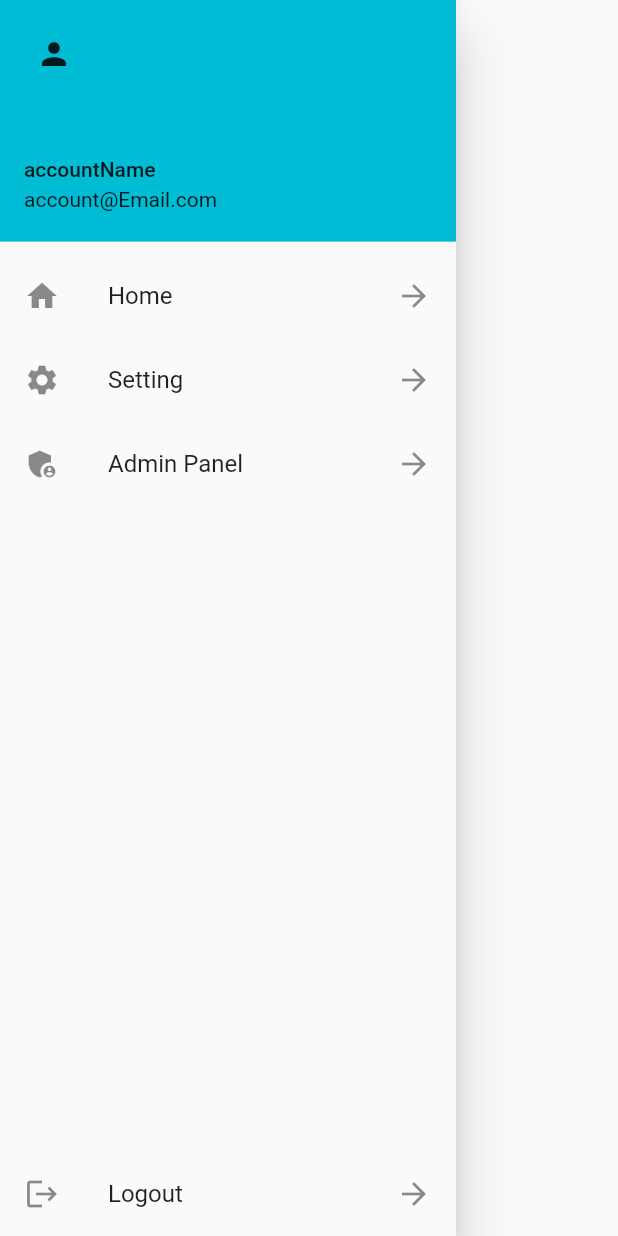
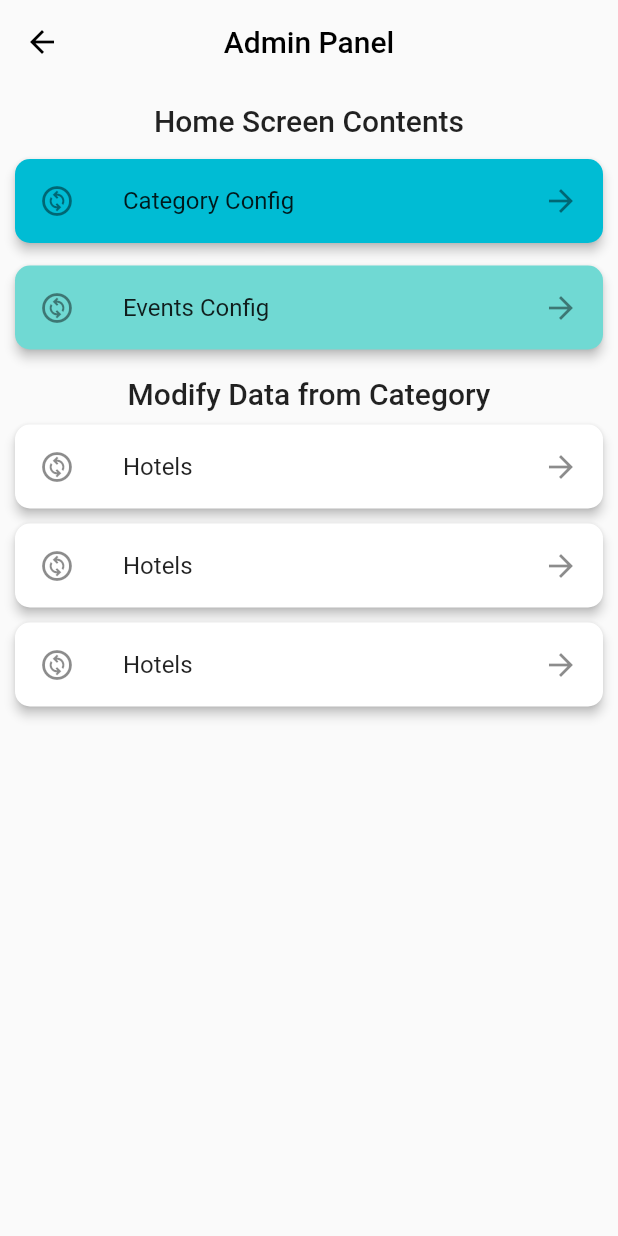
Before and after one commit to chemsou00/Batna_Traveler, a Flutter app: the CustomDrawer widget shown alone on an empty page, opened directly, after a tap on "Admin Panel", on a phone screen of 412 x 824 dp. Run offline on Flutter 3.47's test engine with Material 2 defaults, Android fonts, the phone set to English and light mode, and no system bars; our stand-ins replace dartz, get; network calls fail.

Commit message:
Admin Panel view

```diff
--- a/lib/config/constants/api.dart
+++ b/lib/config/constants/api.dart
@@ -2,13 +2,11 @@
 
 class AppLink{
   static const String server = "http://10.0.2.2/batna_traveler";
-  //static const String server = "http://192.168.1.2/maktabati";
 
   static const String test = "$server/test.php";
 
   // Auth links==============================
   static const String signup = "$server/auth/signup.php";
-  static const String verify = "$server/auth/verifycode.php";
   static const String signIn = "$server/auth/signin.php";
   //forget pass =================================
   static const String resetPassword = "$server/auth/forgetpw/resetpassword.php";
--- a/lib/config/routes/routs.dart
+++ b/lib/config/routes/routs.dart
@@ -1,3 +1,4 @@
+import 'package:batna_traveler/controller/admin/admin_panel_home.dart';
 import 'package:batna_traveler/view/screens/auth/sign_in.dart';
 import 'package:batna_traveler/view/screens/auth/sign_up.dart';
 import 'package:batna_traveler/view/screens/home_screen.dart';
@@ -9,6 +10,7 @@ class AppRouts {
   static const String homeScreen = '/home';
   static const String signInScreen = '/signInScreen';
   static const String signUpScreen = '/signUpScreen';
+  static const String adminPanel = '/adminPanel';
 }
 
 
@@ -17,4 +19,5 @@ List<GetPage<dynamic>>? routes = [
   GetPage(name: AppRouts.homeScreen, page: () => const HomeScreen()),
   GetPage(name: AppRouts.signInScreen, page: () => const SignInScreen()),
   GetPage(name: AppRouts.signUpScreen, page: () => const SignUpScreen()),
+  GetPage(name: AppRouts.adminPanel, page: () => const AdminPanel()),
 ];
--- /dev/null
+++ b/lib/controller/admin/admin_panel_home.dart
@@ -0,0 +1,82 @@
+import 'package:batna_traveler/config/constants/app_colors.dart';
+import 'package:flutter/material.dart';
+
+class AdminPanel extends StatelessWidget {
+  const AdminPanel({Key? key}) : super(key: key);
+
+  @override
+  Widget build(BuildContext context) {
+    return Scaffold(
+      appBar: AppBar(
+        backgroundColor: Colors.transparent,
+        elevation: 0,
+        title: const Text("Admin Panel"),
+        centerTitle: true,
+      ),
+      body: Padding(
+        padding: const EdgeInsets.symmetric(horizontal: 10.0),
+        child: Column(
+          children: [
+            Text(
+              "Home Screen Contents",
+              style:
+                  Theme.of(context).textTheme.titleLarge!.copyWith(height: 2),
+            ),
+            Card(
+              clipBehavior: Clip.antiAlias,
+              elevation: 3,
+              color: Colors.cyan,
+              margin: const EdgeInsets.symmetric(vertical: 10),
+              shape: RoundedRectangleBorder(
+                  borderRadius: BorderRadius.circular(10)),
+              child: ListTile(
+                onTap: () {},
+                title: const Text("Category Config"),
+                leading: const Icon(Icons.change_circle_outlined),
+                trailing: const Icon(Icons.arrow_forward),
+              ),
+            ),
+            Card(
+              clipBehavior: Clip.antiAlias,
+              elevation: 3,
+              color: AppColors.kPrimaryColor,
+              margin: const EdgeInsets.symmetric(vertical: 5),
+              shape: RoundedRectangleBorder(
+                  borderRadius: BorderRadius.circular(10)),
+              child: ListTile(
+                onTap: () {},
+                title: const Text("Events Config"),
+                leading: const Icon(Icons.change_circle_outlined),
+                trailing: const Icon(Icons.arrow_forward),
+              ),
+            ),
+            Text(
+              "Modify Data from Category",
+              style:
+                  Theme.of(context).textTheme.titleLarge!.copyWith(height: 2),
+            ),
+            Flexible(
+                child: ListView.builder(physics: const BouncingScrollPhysics(),
+                  itemCount: 3,
+                    itemBuilder: (context,index)=>
+                        Card(
+                          clipBehavior: Clip.antiAlias,
+                          elevation: 3,
+                          // color: AppColors.kPrimaryColor,
+                          margin: const EdgeInsets.symmetric(vertical: 5),
+                          shape: RoundedRectangleBorder(
+                              borderRadius: BorderRadius.circular(10)),
+                          child: ListTile(
+                            onTap: () {},
+                            title: const Text("Hotels"),
+                            leading: const Icon(Icons.change_circle_outlined),
+                            trailing: const Icon(Icons.arrow_forward),
+                          ),
+                        ),
+                ))
+          ],
+        ),
+      ),
+    );
+  }
+}
--- a/lib/view/components/custom_drawer.dart
+++ b/lib/view/components/custom_drawer.dart
@@ -1,3 +1,4 @@
+import 'package:batna_traveler/config/routes/routs.dart';
 import 'package:batna_traveler/controller/drawer_controller.dart';
 import 'package:flutter/material.dart';
 import 'package:get/get.dart';
@@ -10,7 +11,7 @@ class CustomDrawer extends StatelessWidget {
     var controller = Get.put(CustomDrawerController());
     return Drawer(
       child: Column(
-        children:  [
+        children: [
           const UserAccountsDrawerHeader(
             accountName: Text("accountName"),
             accountEmail: Text("account@Email.com"),
@@ -30,7 +31,11 @@ class CustomDrawer extends StatelessWidget {
             trailing: const Icon(Icons.arrow_forward),
           ),
           ListTile(
-            onTap: () {},
+            onTap: () async {
+              Get.back();
+              await Future.delayed(const Duration(milliseconds: 500));
+              Get.toNamed(AppRouts.adminPanel);
+            },
             title: const Text("Admin Panel"),
             leading: const Icon(Icons.admin_panel_settings),
             trailing: const Icon(Icons.arrow_forward),
```
Also changed, not shown: 1 other file.
